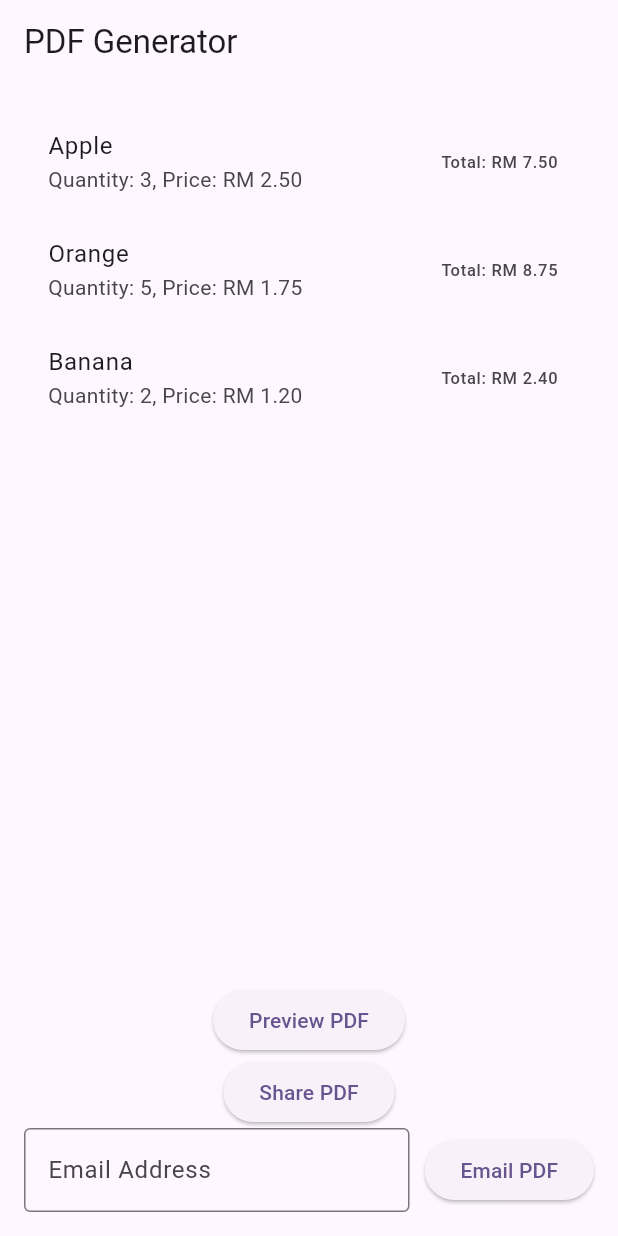
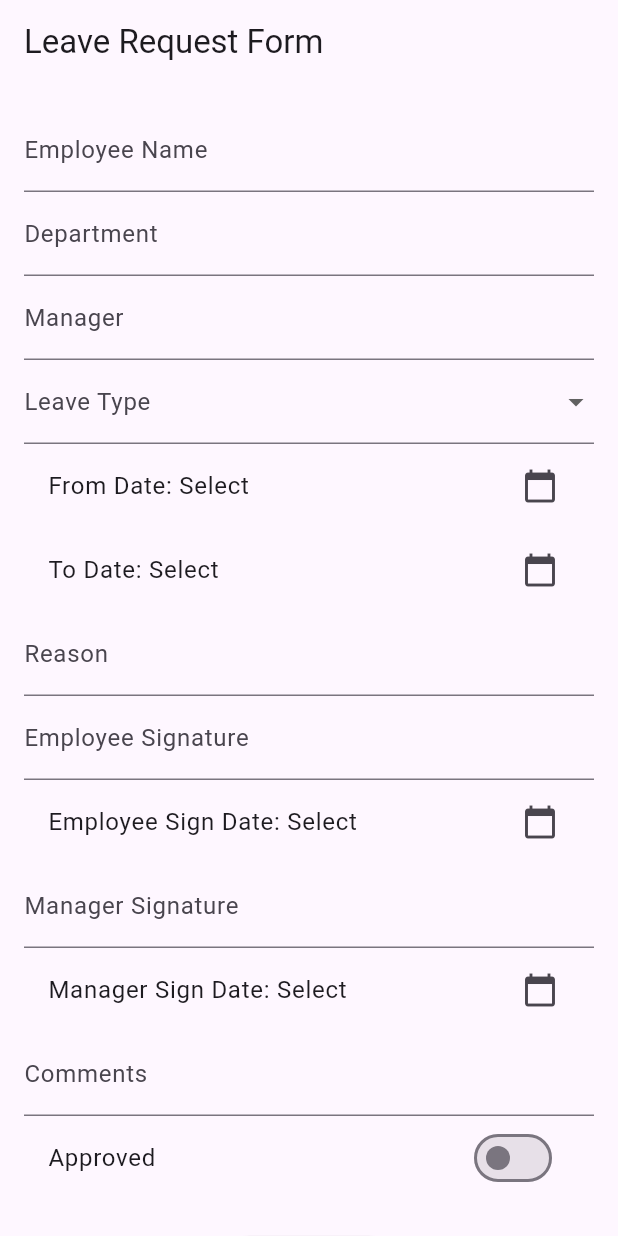
Before and after one commit to Alamin468118/pdf_writer, a Flutter app: the screen it shows after launch, on a phone screen of 412 x 824 dp. Run offline on Flutter 3.47's test engine with Material 3 defaults, Android fonts, the phone set to English and light mode, and no system bars; our stand-ins replace get; missing offline and left inert: syncfusion_flutter_pdf.

Commit message:
update pdf style for apply leave form

```diff
--- a/lib/main.dart
+++ b/lib/main.dart
@@ -1,6 +1,6 @@
 import 'package:flutter/material.dart';
-
-import 'package:pdf_writer/views/pdf_view.dart';
+import 'package:get/get_navigation/src/root/get_material_app.dart';
+import 'package:pdf_writer/views/leave_form_view.dart';
 
 void main() {
   runApp(const MyApp());
@@ -12,14 +12,15 @@ class MyApp extends StatelessWidget {
   // This widget is the root of your application.
   @override
   Widget build(BuildContext context) {
-    return MaterialApp(
+    return GetMaterialApp(
       title: 'Flutter Pdf Writer',
       debugShowCheckedModeBanner: false,
       theme: ThemeData(
 
         colorScheme: ColorScheme.fromSeed(seedColor: Colors.deepPurple),
       ),
-      home:  PdfView(),
+      // home:  PdfView(),
+      home:  LeaveFormView(),
     );
   }
 }
--- /dev/null
+++ b/lib/model/leave_form_model.dart
@@ -0,0 +1,16 @@
+class LeaveFormModel {
+  String employeeName = '';
+  String department = '';
+  String manager = '';
+  String leaveType = '';
+  String others = '';
+  DateTime? fromDate;
+  DateTime? toDate;
+  String reason = '';
+  String employeeSignature = '';
+  DateTime? employeeSignDate;
+  String managerSignature = '';
+  DateTime? managerSignDate;
+  String comments = '';
+  bool isApproved = false;
+}
--- a/lib/model/user_model.dart
+++ /dev/null
@@ -1,6 +0,0 @@
-class UserModel {
-  final String name;
-  final String email;
-
-  UserModel({required this.name, required this.email});
-}
--- /dev/null
+++ b/lib/services/pdf_service.dart
@@ -0,0 +1,64 @@
+import 'dart:io';
+import 'dart:typed_data';
+
+import 'package:flutter/services.dart';
+import 'package:path_provider/path_provider.dart';
+import 'package:syncfusion_flutter_pdf/pdf.dart';
+
+class PdfService {
+  Future<File> fillLeaveForm({
+    required String employeeName,
+    required String department,
+    required String manager,
+    required String leaveType,
+    required String others,
+    required DateTime fromDate,
+    required DateTime toDate,
+    required String reason,
+    required String employeeSignature,
+    required DateTime employeeSignDate,
+    required String managerSignature,
+    required DateTime managerSignDate,
+    required String comments,
+    required bool isApproved,
+  }) async {
+    final byteData = await rootBundle.load('assets/pdf/Leave_Application_Form.pdf');
+    final Uint8List bytes = byteData.buffer.asUint8List();
+    final PdfDocument document = PdfDocument(inputBytes: bytes);
+    final form = document.form;
+
+    void setField(String name, String value) {
+  for (int i = 0; i < form.fields.count; i++) {
+    final field = form.fields[i];
+    if (field.name == name && field is PdfTextBoxField) {
+      field.text = value;
+      break;
+    }
+  }
+}
+
+
+
+    setField("Employee Name", employeeName);
+    setField("Department", department);
+    setField("Manager/Superior Reporting to", manager);
+    setField("Type of Leave", leaveType == 'Others' ? others : leaveType);
+    setField("From", fromDate.toIso8601String().split('T')[0]);
+    setField("To", toDate.toIso8601String().split('T')[0]);
+    setField("Reasons for Absence", reason);
+    setField("Employee's Signature", employeeSignature);
+    setField("Date", employeeSignDate.toIso8601String().split('T')[0]);
+    setField("Manager/Supervsor's Signature", managerSignature);
+    setField("Comments", comments);
+    setField("Approval", isApproved ? "Approved" : "Rejected");
+
+    final List<int> outputBytes = await document.save();
+    document.dispose();
+
+    final dir = await getApplicationDocumentsDirectory();
+    final file = File("${dir.path}/filled_leave_form.pdf");
+    await file.writeAsBytes(outputBytes);
+
+    return file;
+  }
+}
--- /dev/null
+++ b/lib/views/leave_form_view.dart
@@ -0,0 +1,110 @@
+import 'package:flutter/material.dart';
+import 'package:get/get.dart';
+import 'package:pdf_writer/controller/leave_form_controller.dart';
+import 'package:pdf_writer/services/pdf_service.dart';
+
+class LeaveFormView extends StatelessWidget {
+  final LeaveFormController controller = Get.put(LeaveFormController());
+  final PdfService pdfService = PdfService();
+
+  @override
+  Widget build(BuildContext context) {
+    return Scaffold(
+      appBar: AppBar(title: const Text("Leave Request Form")),
+      body: Obx(() {
+        final form = controller.form.value;
+        return SingleChildScrollView(
+          padding: const EdgeInsets.all(16),
+          child: Column(children: [
+            _buildTextField("Employee Name", 'employeeName', form.employeeName),
+            _buildTextField("Department", 'department', form.department),
+            _buildTextField("Manager", 'manager', form.manager),
+            _buildDropdown(form.leaveType),
+            if (form.leaveType == "Others")
+              _buildTextField("Specify Other Leave", 'others', form.others),
+            _buildDatePicker(context, "From Date", 'fromDate', form.fromDate),
+            _buildDatePicker(context, "To Date", 'toDate', form.toDate),
+            _buildTextField("Reason", 'reason', form.reason),
+            _buildTextField("Employee Signature", 'employeeSignature', form.employeeSignature),
+            _buildDatePicker(context, "Employee Sign Date", 'employeeSignDate', form.employeeSignDate),
+            _buildTextField("Manager Signature", 'managerSignature', form.managerSignature),
+            _buildDatePicker(context, "Manager Sign Date", 'managerSignDate', form.managerSignDate),
+            _buildTextField("Comments", 'comments', form.comments),
+            SwitchListTile(
+              title: const Text("Approved"),
+              value: form.isApproved,
+              onChanged: (val) => controller.updateField('isApproved', val),
+            ),
+            const SizedBox(height: 20),
+            ElevatedButton(
+              onPressed: () async {
+                try {
+                  final file = await pdfService.fillLeaveForm(
+                    employeeName: form.employeeName,
+                    department: form.department,
+                    manager: form.manager,
+                    leaveType: form.leaveType,
+                    others: form.others,
+                    fromDate: form.fromDate!,
+                    toDate: form.toDate!,
+                    reason: form.reason,
+                    employeeSignature: form.employeeSignature,
+                    employeeSignDate: form.employeeSignDate!,
+                    managerSignature: form.managerSignature,
+                    managerSignDate: form.managerSignDate!,
+                    comments: form.comments,
+                    isApproved: form.isApproved,
+                  );
+                  Get.snackbar("PDF Saved", "Saved to ${file.path}");
+                } catch (e) {
+                  Get.snackbar("Error", "Failed to generate PDF: $e");
+                }
+              },
+              child: const Text("Export PDF"),
+            )
+          ]),
+        );
+      }),
+    );
+  }
+
+  Widget _buildTextField(String label, String field, String value) {
+    return TextFormField(
+      initialValue: value,
+      decoration: InputDecoration(labelText: label),
+      onChanged: (val) => controller.updateField(field, val),
+    );
+  }
+
+  Widget _buildDropdown(String selected) {
+    return DropdownButtonFormField<String>(
+      value: selected.isEmpty ? null : selected,
+      decoration: const InputDecoration(labelText: "Leave Type"),
+      items: const [
+        DropdownMenuItem(value: 'Annual Leave', child: Text("Annual Leave")),
+        DropdownMenuItem(value: 'Sick Leave', child: Text("Sick Leave")),
+        DropdownMenuItem(value: 'Marriage Leave', child: Text("Marriage Leave")),
+        DropdownMenuItem(value: 'Maternity/Paternity Leave', child: Text("Maternity/Paternity Leave")),
+        DropdownMenuItem(value: 'Others', child: Text("Others")),
+      ],
+      onChanged: (val) => controller.updateField('leaveType', val),
+    );
+  }
+
+  /// ✅ Updated to pass `BuildContext` properly
+  Widget _buildDatePicker(BuildContext context, String label, String field, DateTime? value) {
+    return ListTile(
+      title: Text("$label: ${value != null ? value.toLocal().toString().split(' ')[0] : 'Select'}"),
+      trailing: const Icon(Icons.calendar_today),
+      onTap: () async {
+        final picked = await showDatePicker(
+          context: context,
+          initialDate: value ?? DateTime.now(),
+          firstDate: DateTime(2020),
+          lastDate: DateTime(2030),
+        );
+        if (picked != null) controller.updateField(field, picked);
+      },
+    );
+  }
+}
--- a/lib/views/pdf_view.dart
+++ /dev/null
@@ -1,69 +0,0 @@
-import 'package:flutter/material.dart';
-import 'package:get/get.dart';
-import 'package:pdf_writer/controller/pdf_controller.dart';
-import 'package:printing/printing.dart';
-
-class PdfView extends StatelessWidget {
-  final PdfController ctrl = Get.put(PdfController());
-  final emailCtrl = TextEditingController();
-
-  @override
-  Widget build(BuildContext context) {
-    return Scaffold(
-      appBar: AppBar(title: const Text('PDF Generator')),
-      body: Padding(
-        padding: const EdgeInsets.all(16),
-        child: Column(
-          children: [
-            Expanded(
-              child: Obx(() => ListView(
-                    children: ctrl.items
-                        .map((item) => ListTile(
-                              title: Text(item.desc),
-                              subtitle: Text(
-                                  'Quantity: ${item.qty}, Price: RM ${item.rate.toStringAsFixed(2)}'),
-                              trailing: Text('Total: RM ${item.total.toStringAsFixed(2)}'),
-                            ))
-                        .toList(),
-                  )),
-            ),
-            ElevatedButton(
-              onPressed: () {
-                Printing.layoutPdf(onLayout: (_) => ctrl.generatePdf());
-              },
-              child: const Text('Preview PDF'),
-            ),
-            ElevatedButton(
-              onPressed: ctrl.sharePdf,
-              child: const Text('Share PDF'),
-            ),
-            Row(
-              children: [
-                Expanded(
-                  child: TextField(
-                    controller: emailCtrl,
-                    decoration: InputDecoration(
-                      labelText: 'Email Address',
-                      border: OutlineInputBorder(),
-                    ),
-                  ),
-                ),
-                const SizedBox(width: 10),
-                ElevatedButton(
-                  onPressed: () {
-                    if (emailCtrl.text.isNotEmpty) {
-                      ctrl.emailPdf(emailCtrl.text);
-                    } else {
-                      Get.snackbar('Missing', 'Please enter an email');
-                    }
-                  },
-                  child: const Text('Email PDF'),
-                ),
-              ],
-            ),
-          ],
-        ),
-      ),
-    );
-  }
-}
--- a/pubspec.yaml
+++ b/pubspec.yaml
@@ -40,6 +40,8 @@ dependencies:
   path_provider: ^2.1.5
   share_plus: ^11.0.0
   flutter_email_sender: ^7.0.0
+  syncfusion_flutter_pdf: ^28.2.12
+  permission_handler: ^12.0.1
 
 dev_dependencies:
   flutter_test:
@@ -66,6 +68,7 @@ flutter:
   # To add assets to your application, add an assets section, like this:
   assets:
     - assets/icon_baby.png
+    - assets/pdf/Leave_Application_Form.pdf
   #   - images/a_dot_ham.jpeg
 
   # An image asset can refer to one or more resolution-specific "variants", see
```
Also changed, not shown: lib/controller/leave_form_controller.dart (added, +55 -0 lines), lib/controller/pdf_controller.dart (deleted, +0 -127 lines), lib/model/item_model.dart (deleted, +0 -8 lines), pubspec.lock, 3 other files.
